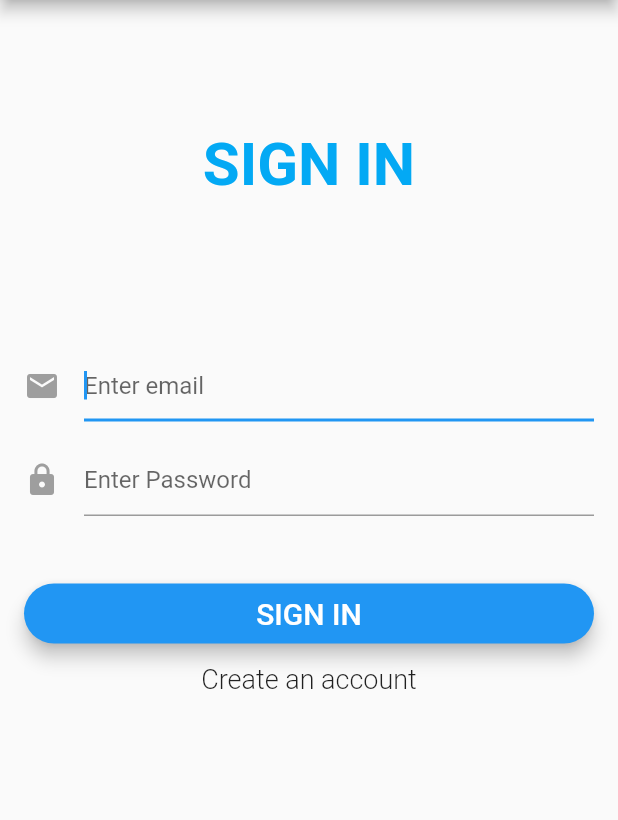
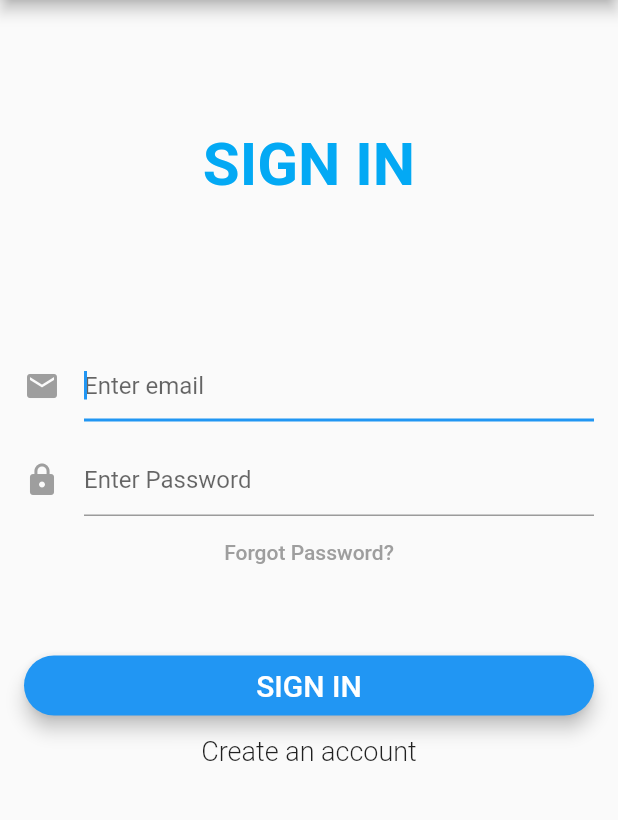
Before and after one commit to Ezhik1998/driver, a Flutter app: the screen it shows after launch, on a phone screen of 412 x 824 dp, the part 84-904 px from its top. Run offline on Flutter 3.47's test engine with Material 2 defaults, Android fonts, the phone set to English and light mode, and no system bars; our stand-ins replace firebase_auth; accounts and stored records are empty.

Commit message:
Add "Reset Password" functionality

```diff
--- a/lib/enums/enums.dart
+++ b/lib/enums/enums.dart
@@ -1,2 +1,2 @@
 enum AuthStatus { NOT_LOGGED_IN, NOT_DETERMINED, LOGGED_IN }
-enum STATE { SIGN_IN, SIGN_UP }
+enum FormType { SIGN_IN, SIGN_UP, RESET }
--- a/lib/main.dart
+++ b/lib/main.dart
@@ -1,5 +1,5 @@
 import 'package:flutter/material.dart';
-import 'package:driver/utils/firebaseAuthUtils.dart';
+import 'package:driver/services/firebaseAuthUtils.dart';
 import 'package:driver/pages/signIn_signUp_Page.dart';
 import 'package:driver/pages/homePage.dart';
 import 'package:driver/enums/enums.dart';
--- a/lib/pages/homePage.dart
+++ b/lib/pages/homePage.dart
@@ -1,6 +1,6 @@
 import 'package:flutter/material.dart';
 import 'package:flutter/foundation.dart';
-import 'package:driver/utils/firebaseAuthUtils.dart';
+import 'package:driver/services/firebaseAuthUtils.dart';
 
 class HomePage extends StatefulWidget {
   HomePage({Key key, this.auth, this.onSignedOut, this.userId, this.userEmail})
--- a/lib/pages/signIn_signUp_Page.dart
+++ b/lib/pages/signIn_signUp_Page.dart
@@ -1,8 +1,8 @@
 import 'package:flutter/material.dart';
-import 'package:driver/utils/firebaseAuthUtils.dart';
+import 'package:driver/services/firebaseAuthUtils.dart';
 import 'package:driver/enums/enums.dart';
 
-// enum STATE { SIGNIN, SIGNUP }
+// enum FormType{ SIGNIN, SIGNUP }
 
 class SignInSignUpPage extends StatefulWidget {
   SignInSignUpPage({this.auth, this.onSignedIn});
@@ -19,8 +19,8 @@ class _SignInSignUpPageState extends State<SignInSignUpPage> {
 
   String _email, _password, _errorMessage;
 
-  STATE _formState = STATE.SIGN_IN;
-  bool _isIos, _isLoading, _isSignInForm;
+  FormType _formState = FormType.SIGN_IN;
+  bool _isIos, _isLoading, _isSignInForm, _isResetForm, _showForgotPassword;
 
 // Check if form is valid before perform login or signup
   bool _validateAndSave() {
@@ -47,6 +47,15 @@ class _SignInSignUpPageState extends State<SignInSignUpPage> {
         if (_isSignInForm) {
           userId = await widget.auth.signIn(_email, _password);
           print("Sign in user: $userId");
+        } else if (_isResetForm) {
+          await widget.auth.sendPasswordResetEmail(_email);
+          print("Password was reset");
+          setState(() {
+            _formState = FormType.SIGN_IN;
+            _isSignInForm = true;
+            // _isResetForm = false;
+            _showForgotPassword = true;
+          });
         } else {
           userId = await widget.auth.signUp(_email, _password);
           widget.auth.sendEmailVerification();
@@ -76,8 +85,12 @@ class _SignInSignUpPageState extends State<SignInSignUpPage> {
   void initState() {
     super.initState();
     _errorMessage = "";
+    // _warning = "";
     _isLoading = false;
     _isSignInForm = true;
+    _isResetForm = false;
+    _showForgotPassword = true;
+    // print(_showForgotPassword);
   }
 
   void toggleForm() {
@@ -85,6 +98,7 @@ class _SignInSignUpPageState extends State<SignInSignUpPage> {
     _errorMessage = "";
     setState(() {
       _isSignInForm = !_isSignInForm;
+      _showForgotPassword = !_showForgotPassword;
     });
   }
 
@@ -113,6 +127,7 @@ class _SignInSignUpPageState extends State<SignInSignUpPage> {
       ),
       body: Stack(
         children: <Widget>[
+          // _showSnackBar(context),
           showBody(),
           showCircularProgress(),
         ],
@@ -159,6 +174,7 @@ class _SignInSignUpPageState extends State<SignInSignUpPage> {
             _showText(),
             _showEmailInput(),
             _showPasswordInput(),
+            _showForgotPasswordButton(),
             _showButton(),
             _showSecondaryButton(),
             _showErrorMessage(),
@@ -167,6 +183,7 @@ class _SignInSignUpPageState extends State<SignInSignUpPage> {
       ),
     );
   }
+
 
   Widget _showErrorMessage() {
     if (_errorMessage.length > 0 && _errorMessage != null) {
@@ -193,6 +210,7 @@ class _SignInSignUpPageState extends State<SignInSignUpPage> {
   Widget _showSecondaryButton() {
     return FlatButton(
       onPressed: () {
+        if (_isResetForm == true) _isResetForm = false;
         toggleForm();
         // Dismiss the keyboard
         FocusScopeNode currentFocus = FocusScope.of(context);
@@ -203,10 +221,14 @@ class _SignInSignUpPageState extends State<SignInSignUpPage> {
       child: _isSignInForm
           ? Text("Create an account",
               style: TextStyle(fontSize: 18.0, fontWeight: FontWeight.w300))
+          : _isResetForm
+              ? Text("Back to sign in",
+                  style: TextStyle(fontSize: 18.0, fontWeight: FontWeight.w300))
               : Text(
                   "Have an account? Sign In",
                   style: TextStyle(fontSize: 18.0, fontWeight: FontWeight.w300),
-              ));
+                ),
+    );
   }
 
   Widget _showButton() {
@@ -214,7 +236,8 @@ class _SignInSignUpPageState extends State<SignInSignUpPage> {
       padding: EdgeInsets.fromLTRB(0.0, 45.0, 0.0, 0.0),
       child: SizedBox(
         height: 40.0,
-        child: RaisedButton(
+        child: Builder(
+          builder: (context) => RaisedButton(
             onPressed: () {
               _validateAndSubmit();
               // Dismiss the keyboard
@@ -222,13 +245,30 @@ class _SignInSignUpPageState extends State<SignInSignUpPage> {
               if (!currentFocus.hasPrimaryFocus) {
                 currentFocus.unfocus();
               }
+              if (_isResetForm) {
+                setState(() {
+                  _isResetForm = !_isResetForm;
+                });
+                print("snackbar");
+                Scaffold.of(context).showSnackBar(SnackBar(
+                  content:
+                      Text("A password reset link has been sent to $_email"),
+                  duration: const Duration(seconds: 3),
+                ));
+              }
             },
             elevation: 5.0,
-          shape:
-              RoundedRectangleBorder(borderRadius: BorderRadius.circular(30.0)),
+            shape: RoundedRectangleBorder(
+                borderRadius: BorderRadius.circular(30.0)),
             color: Colors.blue,
             child: _isSignInForm
                 ? Text("SIGN IN",
+                    style: TextStyle(
+                      fontSize: 20.0,
+                      color: Colors.white,
+                    ))
+                : _isResetForm
+                    ? Text("Submit",
                         style: TextStyle(
                           fontSize: 20.0,
                           color: Colors.white,
@@ -240,11 +280,15 @@ class _SignInSignUpPageState extends State<SignInSignUpPage> {
                         )),
           ),
         ),
+      ),
     );
   }
 
   _showPasswordInput() {
-    return Padding(
+    // print(_showForgotPassword);
+    // print(_isSignInForm);
+    return Visibility(
+      child: Padding(
           padding: EdgeInsets.fromLTRB(0.0, 15.0, 0.0, 0.0),
           child: TextFormField(
             maxLines: 1,
@@ -256,7 +300,28 @@ class _SignInSignUpPageState extends State<SignInSignUpPage> {
             validator: (value) =>
                 value.isEmpty ? "Password can not be empty" : null,
             onSaved: (value) => _password = value.trim(),
-        ));
+          )),
+      visible: !_isResetForm,
+    );
+  }
+
+  Widget _showForgotPasswordButton() {
+    return Visibility(
+      child: FlatButton(
+          child: Text(
+            "Forgot Password?",
+            style: TextStyle(color: Colors.grey),
+          ),
+          onPressed: () {
+            setState(() {
+              _formState = FormType.RESET;
+              _isResetForm = true;
+              _isSignInForm = false;
+              _showForgotPassword = !_showForgotPassword;
+            });
+          }),
+      visible: _showForgotPassword,
+    );
   }
 
   _showEmailInput() {
@@ -290,6 +355,16 @@ class _SignInSignUpPageState extends State<SignInSignUpPage> {
                       fontWeight: FontWeight.bold),
                 ),
               )
+            : _isResetForm
+                ? Center(
+                    child: Text(
+                      "RESET FORM",
+                      style: TextStyle(
+                          fontSize: 40.0,
+                          color: Colors.lightBlue,
+                          fontWeight: FontWeight.bold),
+                    ),
+                  )
                 : Center(
                     child: Text(
                       "SIGN UP",
--- a/lib/utils/firebaseAuthUtils.dart
+++ b/lib/services/firebaseAuthUtils.dart
@@ -6,6 +6,7 @@ abstract class AuthFunc {
   Future<FirebaseUser> getCurrentUser();
   Future<void> sendEmailVerification();
   Future<void> signOut();
+  Future<void> sendPasswordResetEmail(String email);
   Future<bool> isEmailVerified();
 }
 
@@ -26,6 +27,10 @@ class MyAuth implements AuthFunc {
   @override
   Future<void> signOut() {
     return _firebaseAuth.signOut();
+  }
+
+  Future<void> sendPasswordResetEmail(String email) async {
+    return _firebaseAuth.sendPasswordResetEmail(email: email);
   }
 
   @override
```
Lines whose indentation alone changed are shown as unchanged.
